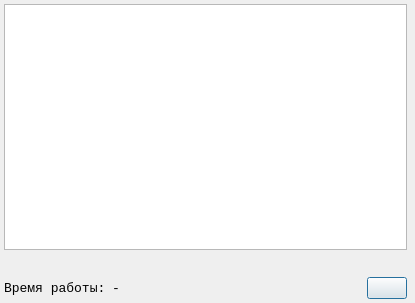
This is statistics.ui in FeZar97/Investigator as Qt 5 draws it before an edit. The edited form follows.
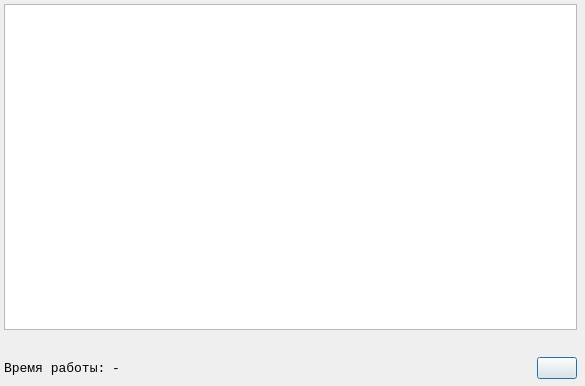
This is the edited form. Icons and pictures are not drawn.

Commit message: version 1.3; change log function, now it works with some flags, allowes printing some information about work to different destinations; added row in statistic table with information about AV version; added button to settings window, allowed update AV; changed algorithm of cheking: now it works synchronuasly;

The edit to the form file:
```diff
--- a/statistics.ui
+++ b/statistics.ui
@@ -6,8 +6,8 @@
    <rect>
     <x>0</x>
     <y>0</y>
-    <width>415</width>
-    <height>303</height>
+    <width>585</width>
+    <height>386</height>
    </rect>
   </property>
   <property name="sizePolicy">
@@ -16,6 +16,12 @@
     <verstretch>0</verstretch>
    </sizepolicy>
   </property>
+  <property name="minimumSize">
+   <size>
+    <width>585</width>
+    <height>386</height>
+   </size>
+  </property>
   <property name="windowTitle">
    <string>Dialog</string>
   </property>
@@ -28,8 +34,8 @@
     <rect>
      <x>0</x>
      <y>0</y>
-     <width>411</width>
-     <height>301</height>
+     <width>581</width>
+     <height>381</height>
     </rect>
    </property>
    <layout class="QVBoxLayout" name="mainLayout">
```
The commit also changes 11 other files.
